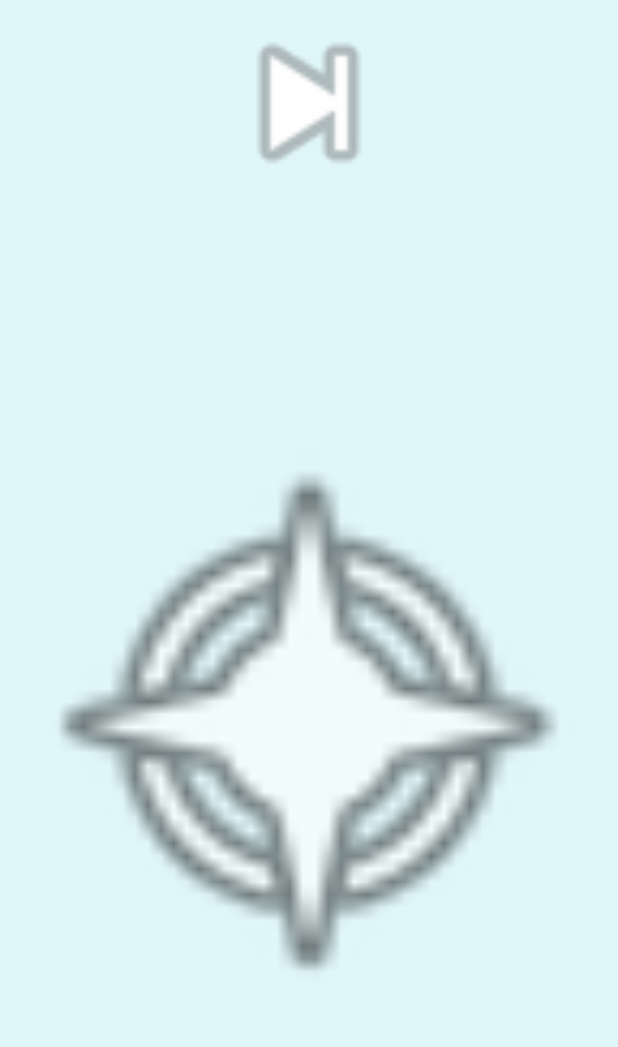
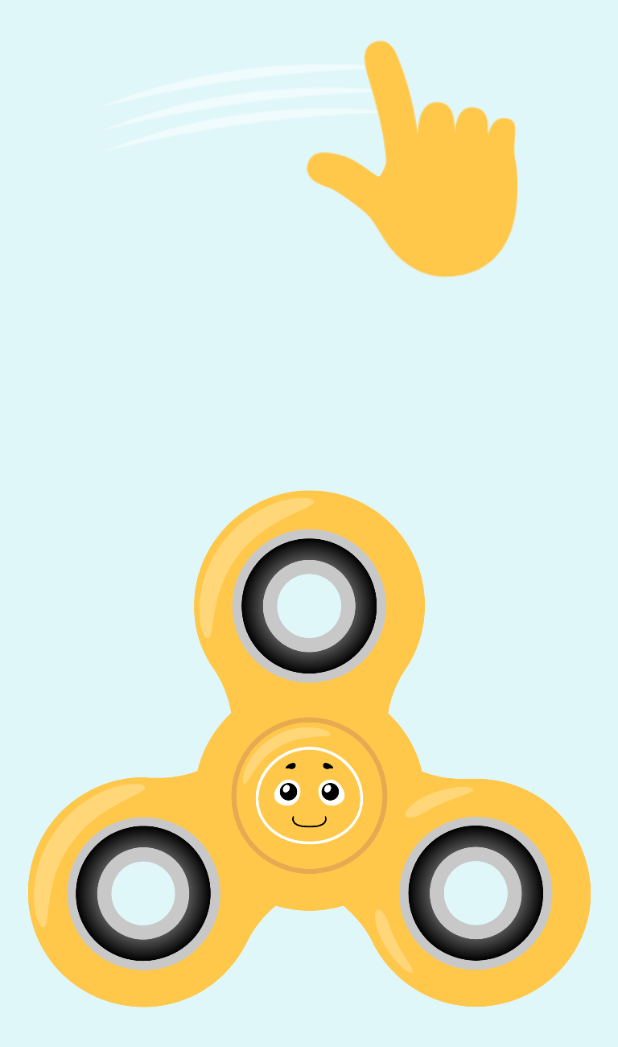
Before and after one commit to Gutovi/CalMe, an Android app: the Spinner screen opened directly, with no data from a screen before it, on a phone screen of 412 x 824 dp. Shown: the top 1047 px of the screen. Run offline under Robolectric (Android 15) with nearby library versions, the phone set to English and light mode, and no system bars.

Commit message:
Spinner Done (Maybe add swipe animation later)

```diff
--- a/app/src/main/res/drawable/avd_no.xml
+++ b/app/src/main/res/drawable/avd_no.xml
@@ -85,22 +85,6 @@
             <set>
                 <objectAnimator
                     android:propertyName="translateX"
-                    android:startOffset="1250"
-                    android:duration="500"
-                    android:valueFrom="200"
-                    android:valueTo="0"
-                    android:valueType="floatType"
-                    android:interpolator="@android:anim/accelerate_decelerate_interpolator"/>
-                <objectAnimator
-                    android:propertyName="scaleX"
-                    android:startOffset="1250"
-                    android:duration="500"
-                    android:valueFrom="0.65"
-                    android:valueTo="0.8"
-                    android:valueType="floatType"
-                    android:interpolator="@android:anim/accelerate_decelerate_interpolator"/>
-                <objectAnimator
-                    android:propertyName="translateX"
                     android:startOffset="500"
                     android:duration="375"
                     android:valueFrom="-200"
@@ -145,6 +129,22 @@
                     android:valueTo="200"
                     android:valueType="floatType"
                     android:interpolator="@android:anim/decelerate_interpolator"/>
+                <objectAnimator
+                    android:propertyName="translateX"
+                    android:startOffset="1250"
+                    android:duration="500"
+                    android:valueFrom="200"
+                    android:valueTo="0"
+                    android:valueType="floatType"
+                    android:interpolator="@android:anim/accelerate_decelerate_interpolator"/>
+                <objectAnimator
+                    android:propertyName="scaleX"
+                    android:startOffset="1250"
+                    android:duration="500"
+                    android:valueFrom="0.65"
+                    android:valueTo="0.8"
+                    android:valueType="floatType"
+                    android:interpolator="@android:anim/accelerate_decelerate_interpolator"/>
             </set>
         </aapt:attr>
     </target>
--- a/app/src/main/res/layout/activity_main.xml
+++ b/app/src/main/res/layout/activity_main.xml
@@ -12,7 +12,7 @@
         android:layout_width="match_parent"
         android:layout_height="match_parent"
         android:orientation="vertical"
-        android:visibility="visible">
+        android:visibility="gone">
 
         <ImageButton
             android:id="@+id/btnStart"
@@ -251,7 +251,7 @@
         android:layout_width="match_parent"
         android:layout_height="match_parent"
         android:orientation="vertical"
-        android:visibility="gone">
+        android:visibility="visible">
 
         <TextView
             android:id="@+id/lblWhatActivity"
--- a/app/src/main/res/layout/activity_spinner.xml
+++ b/app/src/main/res/layout/activity_spinner.xml
@@ -11,14 +11,18 @@
         android:id="@+id/imgTutorial"
         android:layout_width="match_parent"
         android:layout_height="match_parent"
-        android:layout_weight="5"
-        app:srcCompat="@android:drawable/ic_media_next" />
+        android:layout_marginBottom="50dp"
+        android:layout_marginTop="25dp"
+        android:layout_weight="2.5"
+        android:contentDescription="@string/swipe"
+        app:srcCompat="@mipmap/swipe" />
 
     <ImageView
         android:id="@+id/imgSpinner"
         android:layout_width="match_parent"
         android:layout_height="match_parent"
         android:layout_weight="1"
+        android:contentDescription="@string/spinner"
         android:scaleType="fitCenter"
-        app:srcCompat="@android:drawable/ic_menu_compass" />
+        app:srcCompat="@mipmap/spinner" />
 </LinearLayout>
--- a/app/src/main/res/values/strings.xml
+++ b/app/src/main/res/values/strings.xml
@@ -65,11 +65,13 @@
 
     <string name="lblBreathWithMe">Breath With Me!</string>
     <string name="Ready">Ready?</string>
-    <string name="In">In...</string>
-    <string name="Out">Out...</string>
+    <string name="In">In…</string>
+    <string name="Out">Out…</string>
     <string name="GoodJob">Good Job</string>
 
     <string name="lblFindToy">Go Find A Toy!</string>
+    <string name="lblFindBook">Go Find A Book!</string>
 
-    <string name="lblFindBook">Go Find A Book!</string>
+    <string name="swipe">Swipe the screen to make it spin!</string>
+    <string name="spinner">Fidget Spinner</string>
 </resources>
```
Also changed, not shown: app/src/main/java/com/example/gutovi/calme/MainActivity.java (+38 -21 lines), app/src/main/java/com/example/gutovi/calme/Spinner.java (+7 -2 lines), app/src/main/res/mipmap-hdpi/spinner.png (added), app/src/main/res/mipmap-hdpi/swipe.png (added), app/src/main/res/mipmap-mdpi/spinner.png (added), app/src/main/res/mipmap-mdpi/swipe.png (added), app/src/main/res/mipmap-xhdpi/spinner.png (added), app/src/main/res/mipmap-xhdpi/swipe.png (added), app/src/main/res/mipmap-xxhdpi/spinner.png (added), app/src/main/res/mipmap-xxhdpi/swipe.png (added), app/src/main/res/mipmap-xxxhdpi/spinner.png (added), app/src/main/res/mipmap-xxxhdpi/swipe.png (added), 2 other files.
